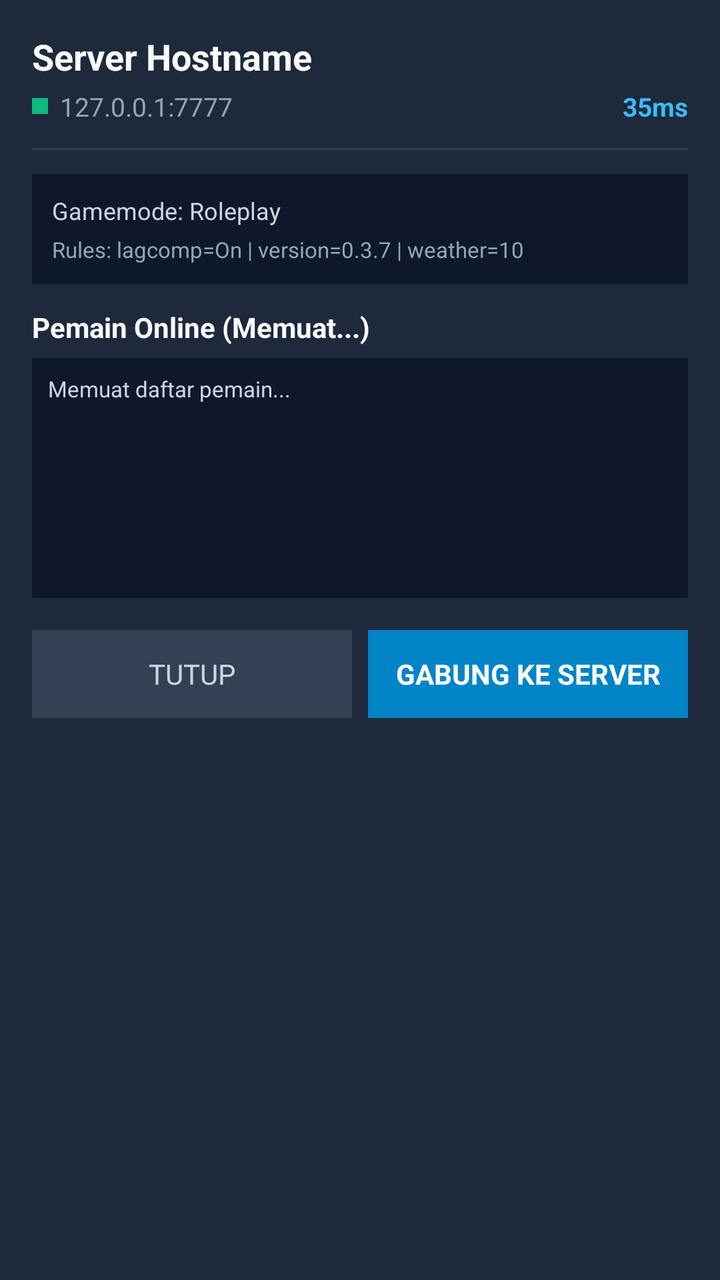
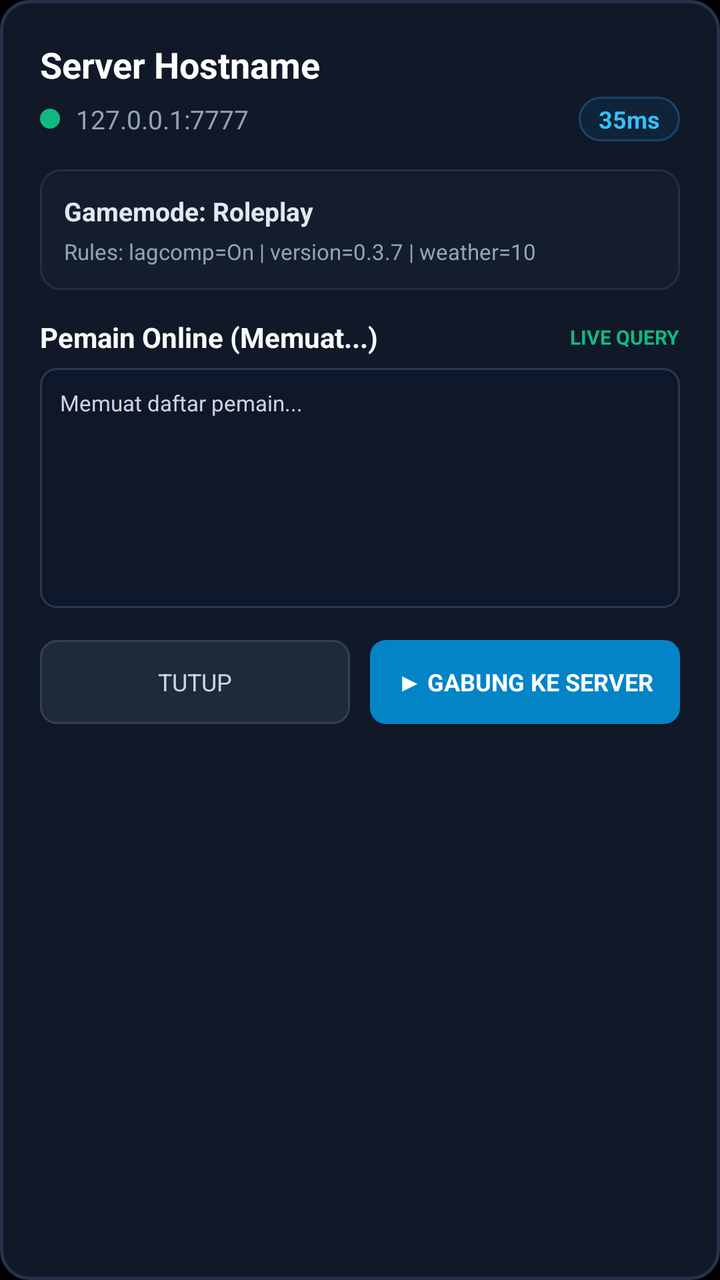

Before-and-after screenshots of an Android layout around one commit, followed by the original layout XML and the change that was made.
<!-- AndroidManifest.xml: application theme android:Theme.NoTitleBar.Fullscreen -->
<!-- res/layout/dialog_server_details.xml -->
<?xml version="1.0" encoding="utf-8"?>
<LinearLayout xmlns:android="http://schemas.android.com/apk/res/android"
    android:layout_width="match_parent"
    android:layout_height="wrap_content"
    android:orientation="vertical"
    android:background="#1E293B"
    android:padding="16dp">

    
    <TextView
        android:id="@+id/tv_details_name"
        android:layout_width="match_parent"
        android:layout_height="wrap_content"
        android:text="Server Hostname"
        android:textColor="#F8FAFC"
        android:textSize="18sp"
        android:textStyle="bold"
        android:layout_marginBottom="4dp" />

    
    <LinearLayout
        android:layout_width="match_parent"
        android:layout_height="wrap_content"
        android:orientation="horizontal"
        android:gravity="center_vertical"
        android:layout_marginBottom="12dp">

        <View
            android:id="@+id/view_details_status"
            android:layout_width="8dp"
            android:layout_height="8dp"
            android:background="#10B981"
            android:layout_marginEnd="6dp" />

        <TextView
            android:id="@+id/tv_details_address"
            android:layout_width="0dp"
            android:layout_height="wrap_content"
            android:layout_weight="1"
            android:text="127.0.0.1:7777"
            android:textColor="#94A3B8"
            android:textSize="13sp" />

        <TextView
            android:id="@+id/tv_details_ping"
            android:layout_width="wrap_content"
            android:layout_height="wrap_content"
            android:text="35ms"
            android:textColor="#38BDF8"
            android:textSize="13sp"
            android:textStyle="bold" />
    </LinearLayout>

    <View
        android:layout_width="match_parent"
        android:layout_height="1dp"
        android:background="#334155"
        android:layout_marginBottom="12dp" />

    
    <LinearLayout
        android:layout_width="match_parent"
        android:layout_height="wrap_content"
        android:orientation="vertical"
        android:background="#0F172A"
        android:padding="10dp"
        android:layout_marginBottom="12dp">

        <TextView
            android:id="@+id/tv_details_gamemode"
            android:layout_width="match_parent"
            android:layout_height="wrap_content"
            android:text="Gamemode: Roleplay"
            android:textColor="#CBD5E1"
            android:textSize="12sp"
            android:layout_marginBottom="4dp" />

        <TextView
            android:id="@+id/tv_details_rules"
            android:layout_width="match_parent"
            android:layout_height="wrap_content"
            android:text="Rules: lagcomp=On | version=0.3.7 | weather=10"
            android:textColor="#94A3B8"
            android:textSize="11sp" />
    </LinearLayout>

    
    <TextView
        android:id="@+id/tv_details_players_title"
        android:layout_width="match_parent"
        android:layout_height="wrap_content"
        android:text="Pemain Online (Memuat...)"
        android:textColor="#F8FAFC"
        android:textSize="14sp"
        android:textStyle="bold"
        android:layout_marginBottom="6dp" />

    
    <ScrollView
        android:layout_width="match_parent"
        android:layout_height="120dp"
        android:background="#0F172A"
        android:padding="8dp"
        android:layout_marginBottom="16dp">

        <TextView
            android:id="@+id/tv_details_players_list"
            android:layout_width="match_parent"
            android:layout_height="wrap_content"
            android:text="Memuat daftar pemain..."
            android:textColor="#CBD5E1"
            android:textSize="11sp"
            android:lineSpacingExtra="3dp" />
    </ScrollView>

    
    <LinearLayout
        android:layout_width="match_parent"
        android:layout_height="wrap_content"
        android:orientation="horizontal">

        <Button
            android:id="@+id/btn_details_close"
            android:layout_width="0dp"
            android:layout_height="44dp"
            android:layout_weight="1"
            android:text="TUTUP"
            android:textColor="#CBD5E1"
            android:background="#334155"
            android:layout_marginEnd="8dp" />

        <Button
            android:id="@+id/btn_details_connect"
            android:layout_width="0dp"
            android:layout_height="44dp"
            android:layout_weight="1"
            android:text="GABUNG KE SERVER"
            android:textColor="#FFFFFF"
            android:background="#0284C7"
            android:textStyle="bold" />
    </LinearLayout>

</LinearLayout>
<!-- resources referenced by this layout -->
<resources>

</resources>

<!-- the commit's change to res/layout/dialog_server_details.xml (unified diff, before → after) -->
@@ -3,8 +3,8 @@
     android:layout_width="match_parent"
     android:layout_height="wrap_content"
     android:orientation="vertical"
-    android:background="#1E293B"
-    android:padding="16dp">
+    android:background="@drawable/bg_dialog_modern"
+    android:padding="20dp">
 
     
     <TextView
@@ -12,9 +12,11 @@
         android:layout_width="match_parent"
         android:layout_height="wrap_content"
         android:text="Server Hostname"
-        android:textColor="#F8FAFC"
+        android:textColor="#FFFFFF"
         android:textSize="18sp"
         android:textStyle="bold"
+        android:singleLine="true"
+        android:ellipsize="end"
         android:layout_marginBottom="4dp" />
 
     
@@ -23,14 +25,14 @@
         android:layout_height="wrap_content"
         android:orientation="horizontal"
         android:gravity="center_vertical"
-        android:layout_marginBottom="12dp">
+        android:layout_marginBottom="14dp">
 
         <View
             android:id="@+id/view_details_status"
-            android:layout_width="8dp"
-            android:layout_height="8dp"
-            android:background="#10B981"
-            android:layout_marginEnd="6dp" />
+            android:layout_width="10dp"
+            android:layout_height="10dp"
+            android:background="@drawable/dot_online"
+            android:layout_marginEnd="8dp" />
 
         <TextView
             android:id="@+id/tv_details_address"
@@ -47,32 +49,32 @@
             android:layout_height="wrap_content"
             android:text="35ms"
             android:textColor="#38BDF8"
-            android:textSize="13sp"
-            android:textStyle="bold" />
+            android:textSize="12sp"
+            android:textStyle="bold"
+            android:background="@drawable/bg_badge_ping"
+            android:paddingStart="10dp"
+            android:paddingEnd="10dp"
+            android:paddingTop="3dp"
+            android:paddingBottom="3dp" />
     </LinearLayout>
-
-    <View
-        android:layout_width="match_parent"
-        android:layout_height="1dp"
-        android:background="#334155"
-        android:layout_marginBottom="12dp" />
 
     
     <LinearLayout
         android:layout_width="match_parent"
         android:layout_height="wrap_content"
         android:orientation="vertical"
-        android:background="#0F172A"
-        android:padding="10dp"
-        android:layout_marginBottom="12dp">
+        android:background="@drawable/bg_card_section"
+        android:padding="12dp"
+        android:layout_marginBottom="14dp">
 
         <TextView
             android:id="@+id/tv_details_gamemode"
             android:layout_width="match_parent"
             android:layout_height="wrap_content"
             android:text="Gamemode: Roleplay"
-            android:textColor="#CBD5E1"
-            android:textSize="12sp"
+            android:textColor="#E2E8F0"
+            android:textSize="13sp"
+            android:textStyle="bold"
             android:layout_marginBottom="4dp" />
 
         <TextView
@@ -81,26 +83,43 @@
             android:layout_height="wrap_content"
             android:text="Rules: lagcomp=On | version=0.3.7 | weather=10"
             android:textColor="#94A3B8"
-            android:textSize="11sp" />
+            android:textSize="11sp"
+            android:lineSpacingExtra="2dp" />
     </LinearLayout>
 
     
-    <TextView
-        android:id="@+id/tv_details_players_title"
+    <LinearLayout
         android:layout_width="match_parent"
         android:layout_height="wrap_content"
-        android:text="Pemain Online (Memuat...)"
-        android:textColor="#F8FAFC"
-        android:textSize="14sp"
-        android:textStyle="bold"
-        android:layout_marginBottom="6dp" />
+        android:orientation="horizontal"
+        android:gravity="center_vertical"
+        android:layout_marginBottom="6dp">
+
+        <TextView
+            android:id="@+id/tv_details_players_title"
+            android:layout_width="0dp"
+            android:layout_height="wrap_content"
+            android:layout_weight="1"
+            android:text="Pemain Online (Memuat...)"
+            android:textColor="#F8FAFC"
+            android:textSize="14sp"
+            android:textStyle="bold" />
+
+        <TextView
+            android:layout_width="wrap_content"
+            android:layout_height="wrap_content"
+            android:text="LIVE QUERY"
+            android:textColor="#10B981"
+            android:textSize="10sp"
+            android:textStyle="bold" />
+    </LinearLayout>
 
     
     <ScrollView
         android:layout_width="match_parent"
         android:layout_height="120dp"
-        android:background="#0F172A"
-        android:padding="8dp"
+        android:background="@drawable/bg_input_field"
+        android:padding="10dp"
         android:layout_marginBottom="16dp">
 
         <TextView
@@ -110,7 +129,7 @@
             android:text="Memuat daftar pemain..."
             android:textColor="#CBD5E1"
             android:textSize="11sp"
-            android:lineSpacingExtra="3dp" />
+            android:lineSpacingExtra="4dp" />
     </ScrollView>
 
     
@@ -122,21 +141,23 @@
         <Button
             android:id="@+id/btn_details_close"
             android:layout_width="0dp"
-            android:layout_height="44dp"
+            android:layout_height="42dp"
             android:layout_weight="1"
             android:text="TUTUP"
             android:textColor="#CBD5E1"
-            android:background="#334155"
-            android:layout_marginEnd="8dp" />
+            android:background="@drawable/bg_btn_secondary"
+            android:textSize="12sp"
+            android:layout_marginEnd="10dp" />
 
         <Button
             android:id="@+id/btn_details_connect"
             android:layout_width="0dp"
-            android:layout_height="44dp"
+            android:layout_height="42dp"
             android:layout_weight="1"
-            android:text="GABUNG KE SERVER"
+            android:text="▶ GABUNG KE SERVER"
             android:textColor="#FFFFFF"
-            android:background="#0284C7"
+            android:background="@drawable/bg_btn_connect"
+            android:textSize="12sp"
             android:textStyle="bold" />
     </LinearLayout>
 
<!-- resource entries referenced after the edit -->
@@ -1,5 +1,93 @@
 <!-- resources referenced by this layout -->
 <resources>
-
+  <!-- drawable bg_badge_ping (drawable) -->
+  <?xml version="1.0" encoding="utf-8"?>
+  <shape xmlns:android="http://schemas.android.com/apk/res/android"
+      android:shape="rectangle">
+      <solid android:color="#0F243A" />
+      <stroke android:width="1dp" android:color="#19456B" />
+      <corners android:radius="12dp" />
+  </shape>
+  <!-- drawable bg_btn_connect (drawable) -->
+  <?xml version="1.0" encoding="utf-8"?>
+  <selector xmlns:android="http://schemas.android.com/apk/res/android">
+      <item android:state_pressed="true">
+          <shape android:shape="rectangle">
+              <solid android:color="#02659B" />
+              <corners android:radius="8dp" />
+          </shape>
+      </item>
+      <item android:state_enabled="false">
+          <shape android:shape="rectangle">
+              <solid android:color="#334155" />
+              <corners android:radius="8dp" />
+          </shape>
+      </item>
+      <item>
+          <shape android:shape="rectangle">
+              <solid android:color="#0284C7" />
+              <corners android:radius="8dp" />
+          </shape>
+      </item>
+  </selector>
+  <!-- drawable bg_btn_secondary (drawable) -->
+  <?xml version="1.0" encoding="utf-8"?>
+  <selector xmlns:android="http://schemas.android.com/apk/res/android">
+      <item android:state_pressed="true">
+          <shape android:shape="rectangle">
+              <solid android:color="#0F172A" />
+              <stroke android:width="1dp" android:color="#475569" />
+              <corners android:radius="8dp" />
+          </shape>
+      </item>
+      <item>
+          <shape android:shape="rectangle">
+              <solid android:color="#1E293B" />
+              <stroke android:width="1dp" android:color="#334155" />
+              <corners android:radius="8dp" />
+          </shape>
+      </item>
+  </selector>
+  <!-- drawable bg_card_section (drawable) -->
+  <?xml version="1.0" encoding="utf-8"?>
+  <shape xmlns:android="http://schemas.android.com/apk/res/android"
+      android:shape="rectangle">
+      <solid android:color="#131D2D" />
+      <stroke android:width="1dp" android:color="#213045" />
+      <corners android:radius="10dp" />
+  </shape>
+  <!-- drawable bg_dialog_modern (drawable) -->
+  <?xml version="1.0" encoding="utf-8"?>
+  <shape xmlns:android="http://schemas.android.com/apk/res/android"
+      android:shape="rectangle">
+      <solid android:color="#111827" />
+      <stroke android:width="1.5dp" android:color="#24334A" />
+      <corners android:radius="14dp" />
+  </shape>
+  <!-- drawable bg_input_field (drawable) -->
+  <?xml version="1.0" encoding="utf-8"?>
+  <selector xmlns:android="http://schemas.android.com/apk/res/android">
+      <item android:state_focused="true">
+          <shape android:shape="rectangle">
+              <solid android:color="#0F172A" />
+              <stroke android:width="1.5dp" android:color="#38BDF8" />
+              <corners android:radius="8dp" />
+          </shape>
+      </item>
+      <item>
+          <shape android:shape="rectangle">
+              <solid android:color="#0F172A" />
+              <stroke android:width="1dp" android:color="#2A3950" />
+              <corners android:radius="8dp" />
+          </shape>
+      </item>
+  </selector>
+  <!-- drawable dot_online (drawable) -->
+  <?xml version="1.0" encoding="utf-8"?>
+  <shape xmlns:android="http://schemas.android.com/apk/res/android"
+      android:shape="oval">
+      <solid android:color="#10B981" />
+      <size android:width="10dp" android:height="10dp" />
+  </shape>
 </resources>
 
